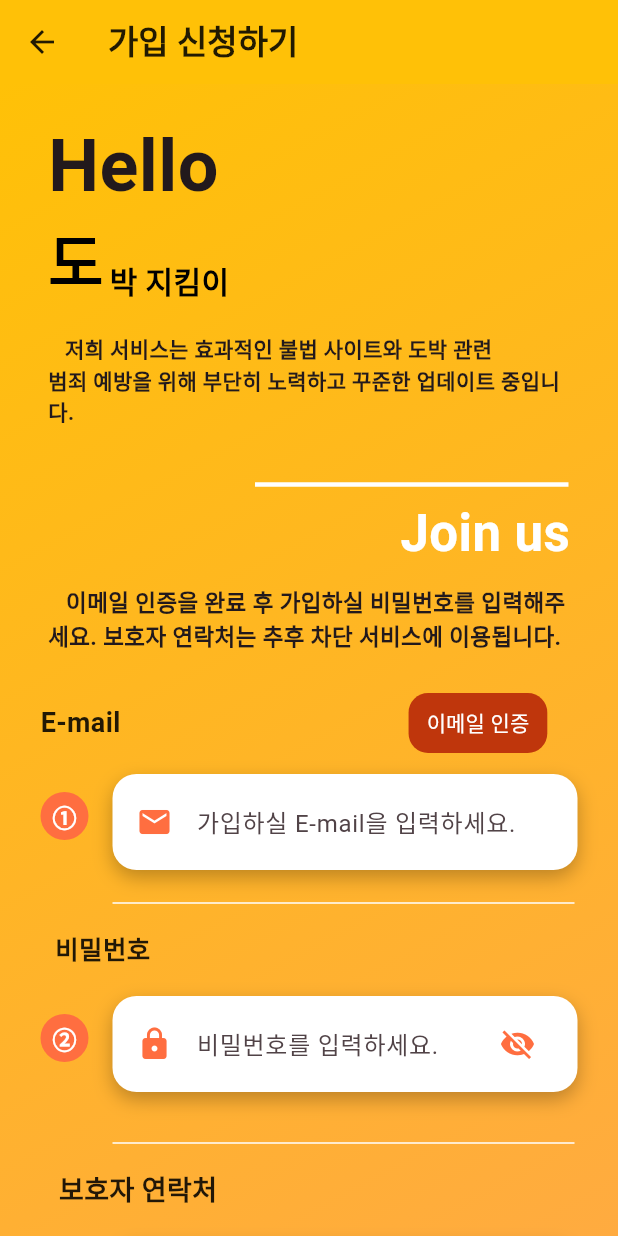
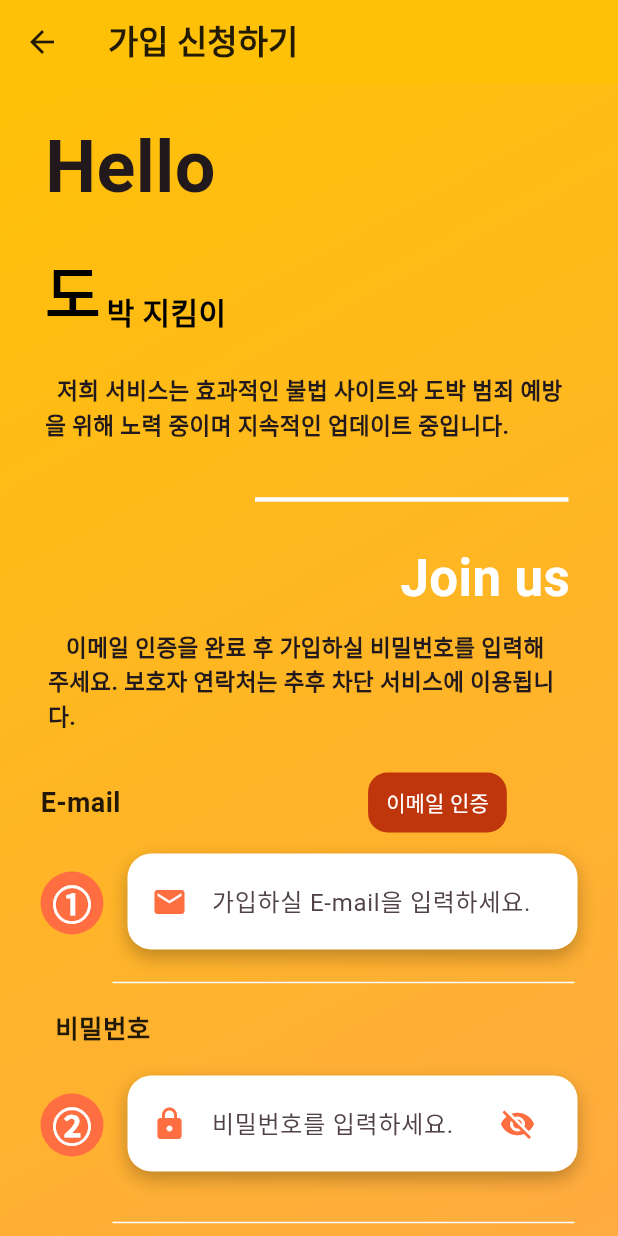
Before and after one commit to 2021-SMHRD-KDT-AI-17/Bulldozer, a Flutter app: the JoinPage screen opened directly, on a phone screen of 412 x 824 dp. Run offline on Flutter 3.47's test engine with Material 3 defaults, Android fonts, the phone set to English and light mode, and no system bars; our stand-ins replace firebase_auth, firebase_core, fl_chart, flutter_secure_storage, fluttertoast, lottie and 4 more; missing offline and left inert: mysql_client, telephony; accounts and stored records are empty; Roboto replaces fonts that are missing (Pretendard).

Commit message:
완료내역 0.앱 아이콘, debug선 삭제, ngrokDB연결 완료 1.로그인화면  -회원가입 2.유저화면  -유저메인(온오프,정보기사, 경고창)  -신고화면 3.관리자화면  -그래프  -url목록  -유저목록
3차 끝

```diff
--- a/lib/view/DictView.dart
+++ b/lib/view/DictView.dart
@@ -233,7 +233,7 @@ class _DictionaryPageState extends StateMVC<DictionaryPage> with SingleTickerPro
             TextButton(
               onPressed: () {
                 _insertword(insertWCon.text, insertNCon.text);
-                Navigator.pop(context);
+                Navigator.of(context).pop();
                 insertWCon.text = '';
                 insertNCon.text = '';
                 setState(() {});
--- a/lib/view/JoinView.dart
+++ b/lib/view/JoinView.dart
@@ -140,7 +140,7 @@ class _JoinPageState extends State<JoinPage> with TickerProviderStateMixin {
   void _startCountdown() {
     setState(() {
       _isButtonDisabled = true;
-      _buttonText = "T : ";
+      _buttonText = "";
     });
 
     _timer = Timer.periodic(const Duration(seconds: 1), (timer) {
@@ -180,11 +180,11 @@ class _JoinPageState extends State<JoinPage> with TickerProviderStateMixin {
               Padding(
                 padding: const EdgeInsets.only(top: 12.0),
                 child: CircleAvatar(
-                  radius: 16,
+                  radius: 21,
                   backgroundColor: Colors.deepOrangeAccent,
                   child: Text(
                     number,
-                    style: const TextStyle(fontSize: 16, fontWeight: FontWeight.bold, color: Colors.white),
+                    style: const TextStyle(fontSize: 26, fontWeight: FontWeight.bold, color: Colors.white),
                   ),
                 ),
               ),
@@ -292,7 +292,7 @@ class _JoinPageState extends State<JoinPage> with TickerProviderStateMixin {
             ),
           if (showValidationError)
             const Padding(
-              padding: EdgeInsets.only(left: 180.0, top: 10),
+              padding: EdgeInsets.only(left: 160.0, top: 16),
               child: Text(
                 '* 정보를 입력해주세요!',
                 style: TextStyle(color: Colors.pink, fontSize: 16, fontWeight: FontWeight.bold),
@@ -336,17 +336,18 @@ class _JoinPageState extends State<JoinPage> with TickerProviderStateMixin {
                 mainAxisAlignment: MainAxisAlignment.center,
                 children: [
                   const Padding(
-                    padding: EdgeInsets.symmetric(horizontal: 32.0),
+                    padding: EdgeInsets.symmetric(horizontal: 30.0),
                     child: Column(
                       crossAxisAlignment: CrossAxisAlignment.start,
                       children: [
                         Padding(
-                          padding: EdgeInsets.fromLTRB(0, 20, 0, 0),
+                          padding: EdgeInsets.fromLTRB(0, 21, 0, 0),
                           child: Text(
                             "Hello",
                             style: TextStyle(fontSize: 48, fontWeight: FontWeight.bold),
                           ),
                         ),
+                        SizedBox(height: 20,),
                         Row(
                           crossAxisAlignment: CrossAxisAlignment.end,
                           children: [
@@ -362,11 +363,11 @@ class _JoinPageState extends State<JoinPage> with TickerProviderStateMixin {
                             ),
                           ],
                         ),
-                        SizedBox(height: 20),
+                        SizedBox(height: 26),
                         Text(
-                          "   저희 서비스는 효과적인 불법 사이트와 도박 관련 \n범죄 예방을 위해 "
-                              "부단히 노력하고 꾸준한 업데이트 중입니다.",
-                          style: TextStyle(fontSize: 14, fontWeight: FontWeight.bold),
+                          "  저희 서비스는 효과적인 불법 사이트와 도박 범죄 예방을 위해 "
+                              "노력 중이며 지속적인 업데이트 중입니다.",
+                          style: TextStyle(fontSize: 15, fontWeight: FontWeight.bold),
                           textAlign: TextAlign.left,
                         ),
                       ],
@@ -374,6 +375,7 @@ class _JoinPageState extends State<JoinPage> with TickerProviderStateMixin {
                   ),
                   const SizedBox(height: 30),
                   const Divider(thickness: 3, color: Colors.white, indent: 170, endIndent: 33,),
+                  const SizedBox(height: 20),
                   const Padding(
                     padding: EdgeInsets.symmetric(horizontal: 32.0),
                     child: Align(
@@ -387,7 +389,7 @@ class _JoinPageState extends State<JoinPage> with TickerProviderStateMixin {
                   ),
                   const SizedBox(height: 10),//
                   Padding(
-                    padding: const EdgeInsets.only(left: 32, right: 32),
+                    padding: const EdgeInsets.only(left: 32, right: 40),
                     child: Text(
                       "   이메일 인증을 완료 후 가입하실 비밀번호를 입력해주세요. 보호자 연락처는 추후 차단 서비스에 이용됩니다.",
                       style: TextStyle(fontSize: 15, fontWeight: FontWeight.bold),
@@ -405,7 +407,7 @@ class _JoinPageState extends State<JoinPage> with TickerProviderStateMixin {
                           Row(
                             children: [
                               Padding(
-                                padding: const EdgeInsets.only(right: 192),
+                                padding: const EdgeInsets.only(right: 165),
                                 child: Text("E-mail",
                                   style: TextStyle(fontWeight: FontWeight.bold, fontSize: 18, color: Colors.black87),
                                   textAlign: TextAlign.left,
@@ -427,10 +429,10 @@ class _JoinPageState extends State<JoinPage> with TickerProviderStateMixin {
                                     Text(_buttonText),
                                     if (_isButtonDisabled)
                                       Padding(
-                                        padding: const EdgeInsets.only(left: 8.0),
+                                        padding: const EdgeInsets.only(left: 8.0, right: 8.0),
                                         child: Text(
                                           '${(_countdownTime ~/ 60).toString().padLeft(2, '0')}:${(_countdownTime % 60).toString().padLeft(2, '0')}',
-                                          style: const TextStyle(fontSize: 15, fontWeight: FontWeight.bold),
+                                          style: const TextStyle(fontSize: 15, fontWeight: FontWeight.bold, color: Colors.white),
                                         ),
                                       ),
                                   ],
```
Also changed, not shown: lib/view/UserMain.dart (+8 -8 lines).
